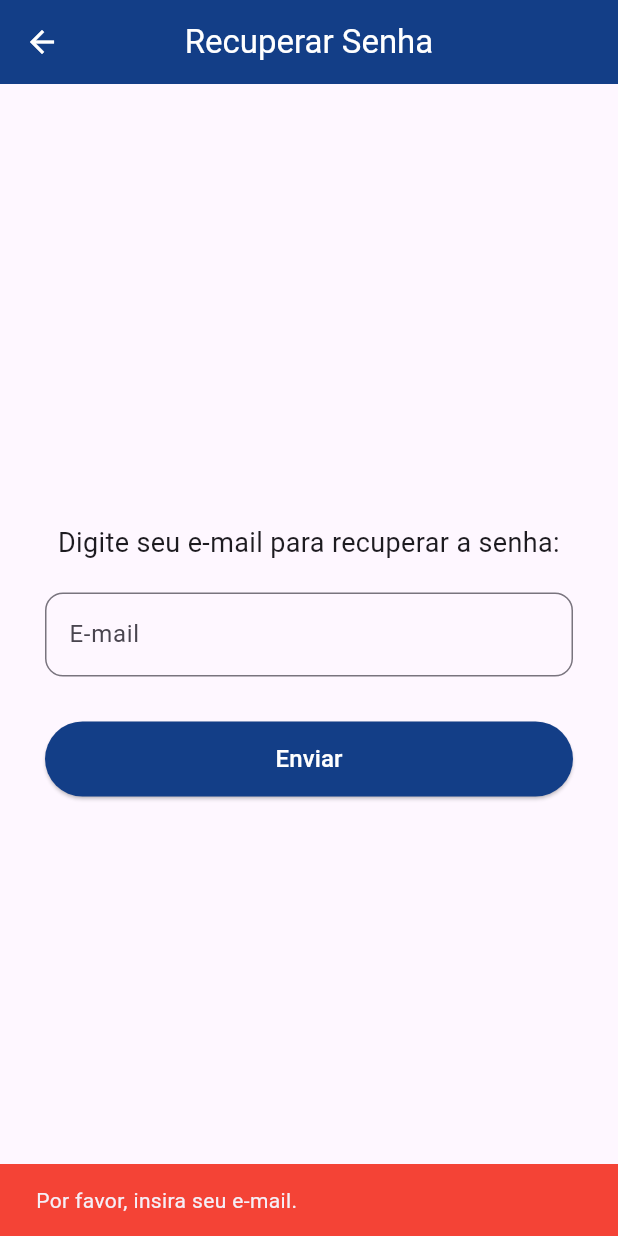
After one commit to liviaxrs/DSI_grupo04_2024.2, a Flutter app: the TelaEsqueciSenha screen opened by its route, after a tap on "Enviar", on a phone screen of 412 x 824 dp. The commit adds this screen. Run offline on Flutter 3.47's test engine with Material 3 defaults, Android fonts, the phone set to English and light mode, and no system bars; our stand-ins replace cloud_firestore, date_picker_timeline, firebase_auth, firebase_core, google_nav_bar; accounts and stored records are empty.

Commit message:
Sistema de recupeção de senha

```diff
--- a/flutter_application_1/lib/main.dart
+++ b/flutter_application_1/lib/main.dart
@@ -8,6 +8,8 @@ import 'screens/tela_adicionartask.dart';
 import 'screens/tela_perfil.dart';
 import 'screens/tela_flashcards.dart';
 import 'screens/tela_mapa.dart';
+import 'screens/tela_esqueci_senha.dart';
+
 
 void main() async {
   WidgetsFlutterBinding.ensureInitialized();
@@ -38,6 +40,7 @@ class MyApp extends StatelessWidget {
         "/tela_perfil": (context) => const perfilScreen(),
         "/tela_flashcards": (context) => const flashcardScreen(),
         "/tela_mapa": (context) => const mapaScreen(),
+        "/tela_esqueci_senha": (context) => const TelaEsqueciSenha(),
       },
     );
   }
--- /dev/null
+++ b/flutter_application_1/lib/screens/tela_esqueci_senha.dart
@@ -0,0 +1,126 @@
+import 'package:flutter/material.dart';
+import 'package:firebase_auth/firebase_auth.dart';
+
+class TelaEsqueciSenha extends StatefulWidget {
+  const TelaEsqueciSenha({Key? key}) : super(key: key);
+
+  @override
+  State<TelaEsqueciSenha> createState() => _TelaEsqueciSenhaState();
+}
+
+class _TelaEsqueciSenhaState extends State<TelaEsqueciSenha> {
+  final TextEditingController _emailController = TextEditingController();
+  bool _isLoading = false;
+
+  Future<void> _resetPassword() async {
+    final email = _emailController.text.trim();
+
+    if (email.isEmpty) {
+      ScaffoldMessenger.of(context).showSnackBar(
+        const SnackBar(
+          content: Text('Por favor, insira seu e-mail.'),
+          backgroundColor: Colors.red,
+        ),
+      );
+      return;
+    }
+
+    setState(() {
+      _isLoading = true;
+    });
+
+    try {
+      await FirebaseAuth.instance.sendPasswordResetEmail(email: email);
+      ScaffoldMessenger.of(context).showSnackBar(
+        const SnackBar(
+          content: Text('E-mail de recuperação enviado! Verifique sua caixa de entrada.'),
+          backgroundColor: Colors.green,
+        ),
+      );
+      _emailController.clear();
+    } on FirebaseAuthException catch (e) {
+      ScaffoldMessenger.of(context).showSnackBar(
+        SnackBar(
+          content: Text(e.message ?? 'Erro ao enviar e-mail de recuperação.'),
+          backgroundColor: Colors.red,
+        ),
+      );
+    } finally {
+      setState(() {
+        _isLoading = false;
+      });
+    }
+  }
+
+  @override
+  Widget build(BuildContext context) {
+    return Scaffold(
+      appBar: AppBar(
+        title: const Text(
+          'Recuperar Senha',
+          style: TextStyle(color: Colors.white),
+        ),
+        backgroundColor: const Color.fromRGBO(19, 62, 135, 1),
+        centerTitle: true,
+        iconTheme: const IconThemeData(
+          color: Colors.white,
+        ),
+      ),
+      body: Center(
+        child: SingleChildScrollView(
+          child: Container(
+            padding: const EdgeInsets.symmetric(horizontal: 24),
+            constraints: const BoxConstraints(maxWidth: 400),
+            child: Column(
+              mainAxisAlignment: MainAxisAlignment.center,
+              crossAxisAlignment: CrossAxisAlignment.center,
+              children: [
+                const Text(
+                  'Digite seu e-mail para recuperar a senha:',
+                  style: TextStyle(fontSize: 18),
+                  textAlign: TextAlign.center,
+                ),
+                const SizedBox(height: 20),
+                TextField(
+                  controller: _emailController,
+                  keyboardType: TextInputType.emailAddress,
+                  decoration: InputDecoration(
+                    labelText: 'E-mail',
+                    border: OutlineInputBorder(
+                      borderRadius: BorderRadius.circular(12),
+                    ),
+                  ),
+                ),
+                const SizedBox(height: 30),
+                ElevatedButton(
+                  onPressed: _isLoading ? null : _resetPassword,
+                  style: ElevatedButton.styleFrom(
+                    backgroundColor: const Color.fromRGBO(19, 62, 135, 1),
+                    minimumSize: const Size(double.infinity, 50),
+                    shape: RoundedRectangleBorder(
+                      borderRadius: BorderRadius.circular(30),
+                    ),
+                  ),
+                  child: _isLoading
+                      ? const CircularProgressIndicator(
+                          color: Colors.white,
+                        )
+                      : const Text(
+                          'Enviar',
+                          style: TextStyle(color: Colors.white, fontSize: 16),
+                        ),
+                ),
+              ],
+            ),
+          ),
+        ),
+      ),
+    );
+  }
+
+  @override
+  void dispose() {
+    _emailController.dispose();
+    super.dispose();
+  }
+}
--- a/flutter_application_1/lib/screens/tela_login.dart
+++ b/flutter_application_1/lib/screens/tela_login.dart
@@ -95,6 +95,17 @@ class LoginScreenState extends State<LoginScreen> {
             const SizedBox(height: 16),
             _buildTextField(_senhaController, 'Senha', Icons.lock,
                 obscureText: true),
+            const SizedBox(height: 5),
+            GestureDetector(
+                onTap: () {
+                  Navigator.pushNamed(context, '/tela_esqueci_senha');
+                },
+                child: const Text('Esqueceu a senha?',
+                  style: TextStyle(
+                    fontSize: 13, color: Color.fromRGBO(19, 62, 135, 1), decoration: TextDecoration.underline,
+                  ),
+                ),
+              ),
             const SizedBox(height: 24),
             ElevatedButton(
               onPressed: _loginUsuario,
@@ -108,7 +119,7 @@ class LoginScreenState extends State<LoginScreen> {
               child: const Text('Acessar',
                   style: TextStyle(color: Colors.white)),
             ),
-              const SizedBox(height: 35),
+            const SizedBox(height: 25),
             const Text('Não tem uma conta?',
                 style: TextStyle(
                     fontSize: 13, color: Color.fromRGBO(0, 0, 0, 0.2))),
@@ -129,6 +140,7 @@ class LoginScreenState extends State<LoginScreen> {
   );
 }
 
+
   Widget _buildTextField(
       TextEditingController controller, String label, IconData icon,
       {bool obscureText = false}) {
```
Lines whose indentation alone changed are shown as unchanged.
